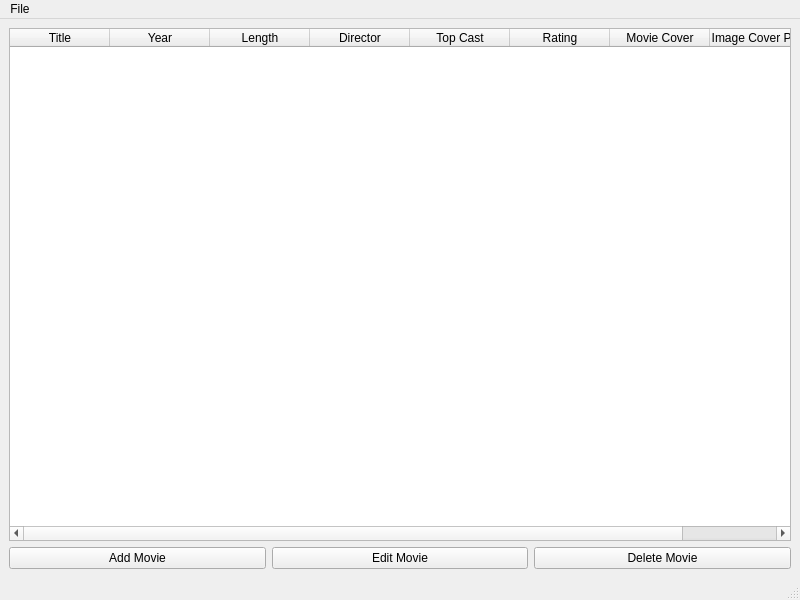
This is mainwindow.ui in filip-ba/movie-archive as Qt 5 draws it before an edit. The edited form follows.
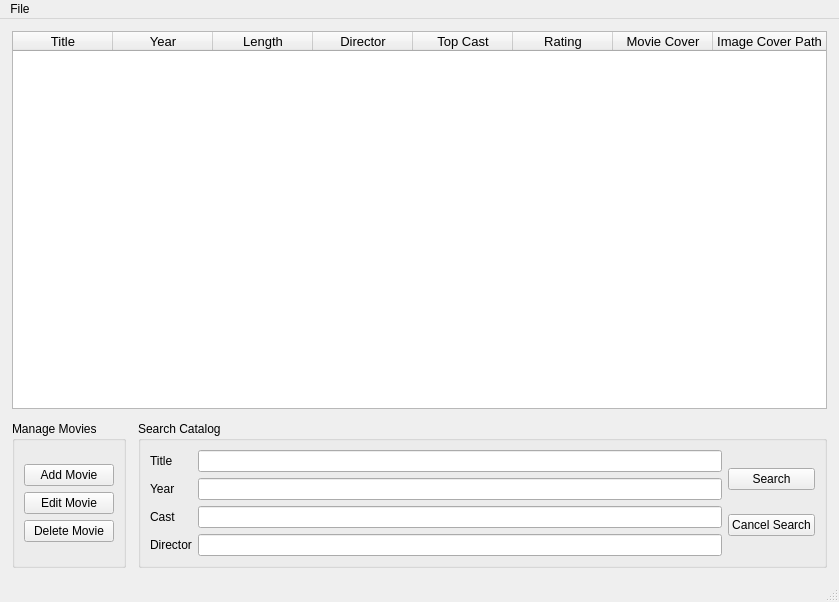
This is the edited form.

Commit message: save and load data, delete movie

Diff of the .ui file:
```diff
--- a/mainwindow.ui
+++ b/mainwindow.ui
@@ -6,20 +6,58 @@
    <rect>
     <x>0</x>
     <y>0</y>
-    <width>800</width>
-    <height>600</height>
+    <width>839</width>
+    <height>602</height>
    </rect>
   </property>
   <property name="windowTitle">
    <string>MainWindow</string>
   </property>
   <widget class="QWidget" name="centralwidget">
-   <layout class="QVBoxLayout" name="verticalLayout">
+   <layout class="QVBoxLayout" name="verticalLayout_4">
+    <property name="spacing">
+     <number>12</number>
+    </property>
+    <property name="leftMargin">
+     <number>12</number>
+    </property>
+    <property name="topMargin">
+     <number>12</number>
+    </property>
+    <property name="rightMargin">
+     <number>12</number>
+    </property>
+    <property name="bottomMargin">
+     <number>12</number>
+    </property>
     <item>
      <widget class="QTableWidget" name="tableWidget">
+      <property name="font">
+       <font>
+        <pointsize>10</pointsize>
+       </font>
+      </property>
       <property name="sizeAdjustPolicy">
        <enum>QAbstractScrollArea::AdjustIgnored</enum>
       </property>
+      <property name="editTriggers">
+       <set>QAbstractItemView::NoEditTriggers</set>
+      </property>
+      <property name="selectionMode">
+       <enum>QAbstractItemView::SingleSelection</enum>
+      </property>
+      <property name="selectionBehavior">
+       <enum>QAbstractItemView::SelectRows</enum>
+      </property>
+      <property name="showGrid">
+       <bool>true</bool>
+      </property>
+      <property name="sortingEnabled">
+       <bool>true</bool>
+      </property>
+      <property name="cornerButtonEnabled">
+       <bool>true</bool>
+      </property>
       <attribute name="horizontalHeaderStretchLastSection">
        <bool>true</bool>
       </attribute>
@@ -66,26 +104,134 @@
      </widget>
     </item>
     <item>
-     <layout class="QHBoxLayout" name="horizontalLayout">
+     <layout class="QHBoxLayout" name="horizontalLayout_2">
       <item>
-       <widget class="QPushButton" name="btnAddMovie">
-        <property name="text">
-         <string>Add Movie</string>
+       <widget class="QGroupBox" name="groupBox">
+        <property name="sizePolicy">
+         <sizepolicy hsizetype="Preferred" vsizetype="Preferred">
+          <horstretch>0</horstretch>
+          <verstretch>0</verstretch>
+         </sizepolicy>
         </property>
-       </widget>
-      </item>
-      <item>
-       <widget class="QPushButton" name="btnEditMovie">
-        <property name="text">
-         <string>Edit Movie</string>
+        <property name="maximumSize">
+         <size>
+          <width>16777215</width>
+          <height>16777215</height>
+         </size>
         </property>
+        <property name="title">
+         <string>Manage Movies</string>
+        </property>
+        <layout class="QVBoxLayout" name="verticalLayout_2">
+         <item>
+          <layout class="QVBoxLayout" name="verticalLayout">
+           <item>
+            <widget class="QPushButton" name="btnAddMovie">
+             <property name="text">
+              <string>Add Movie</string>
+             </property>
+            </widget>
+           </item>
+           <item>
+            <widget class="QPushButton" name="btnEditMovie">
+             <property name="text">
+              <string>Edit Movie</string>
+             </property>
+            </widget>
+           </item>
+           <item>
+            <widget class="QPushButton" name="btnDeleteMovie">
+             <property name="text">
+              <string>Delete Movie</string>
+             </property>
+            </widget>
+           </item>
+          </layout>
+         </item>
+        </layout>
        </widget>
       </item>
       <item>
-       <widget class="QPushButton" name="btnDeleteMovie">
-        <property name="text">
-         <string>Delete Movie</string>
+       <widget class="QGroupBox" name="groupBox_2">
+        <property name="sizePolicy">
+         <sizepolicy hsizetype="Preferred" vsizetype="Preferred">
+          <horstretch>1</horstretch>
+          <verstretch>0</verstretch>
+         </sizepolicy>
         </property>
+        <property name="maximumSize">
+         <size>
+          <width>16777215</width>
+          <height>16777215</height>
+         </size>
+        </property>
+        <property name="title">
+         <string>Search Catalog</string>
+        </property>
+        <layout class="QHBoxLayout" name="horizontalLayout">
+         <item>
+          <layout class="QFormLayout" name="formLayout">
+           <item row="0" column="0">
+            <widget class="QLabel" name="titleLabel">
+             <property name="text">
+              <string>Title</string>
+             </property>
+            </widget>
+           </item>
+           <item row="0" column="1">
+            <widget class="QLineEdit" name="leTitle"/>
+           </item>
+           <item row="1" column="0">
+            <widget class="QLabel" name="yearLabel">
+             <property name="text">
+              <string>Year</string>
+             </property>
+            </widget>
+           </item>
+           <item row="1" column="1">
+            <widget class="QLineEdit" name="leYear"/>
+           </item>
+           <item row="2" column="0">
+            <widget class="QLabel" name="castLabel">
+             <property name="text">
+              <string>Cast</string>
+             </property>
+            </widget>
+           </item>
+           <item row="2" column="1">
+            <widget class="QLineEdit" name="leCast"/>
+           </item>
+           <item row="3" column="0">
+            <widget class="QLabel" name="directorLabel">
+             <property name="text">
+              <string>Director</string>
+             </property>
+            </widget>
+           </item>
+           <item row="3" column="1">
+            <widget class="QLineEdit" name="leDirector"/>
+           </item>
+          </layout>
+         </item>
+         <item>
+          <layout class="QVBoxLayout" name="verticalLayout_3">
+           <item>
+            <widget class="QPushButton" name="pushButton">
+             <property name="text">
+              <string>Search</string>
+             </property>
+            </widget>
+           </item>
+           <item>
+            <widget class="QPushButton" name="pushButton_2">
+             <property name="text">
+              <string>Cancel Search</string>
+             </property>
+            </widget>
+           </item>
+          </layout>
+         </item>
+        </layout>
        </widget>
       </item>
      </layout>
@@ -97,7 +243,7 @@
     <rect>
      <x>0</x>
      <y>0</y>
-     <width>800</width>
+     <width>839</width>
      <height>22</height>
     </rect>
    </property>
```
The commit also changes 4 other files.
